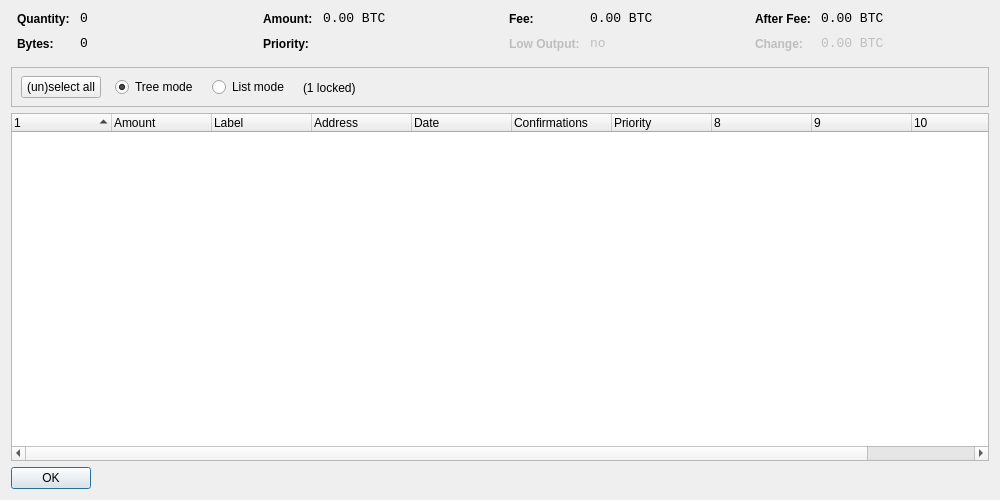
This is src/qt/forms/coincontroldialog.ui in Qcoin/qcoin as Qt 5 draws it before an edit. The edited form follows.
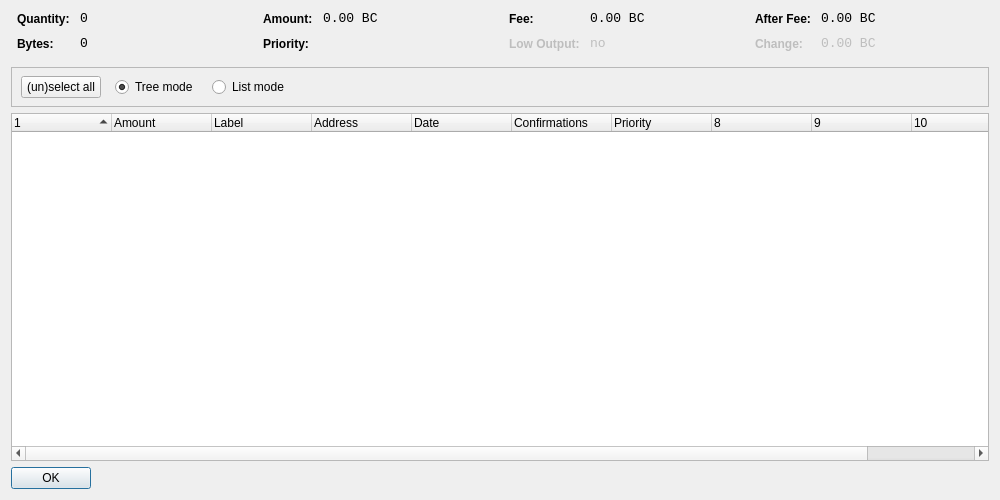
This is the edited form. Custom widgets are drawn as their Qt base class.

Diff of the .ui file:
```diff
--- a/src/qt/forms/coincontroldialog.ui
+++ b/src/qt/forms/coincontroldialog.ui
@@ -141,7 +141,7 @@
           <enum>Qt::ActionsContextMenu</enum>
          </property>
          <property name="text">
-          <string notr="true">0.00 BTC</string>
+          <string>0.00 BC</string>
          </property>
          <property name="textInteractionFlags">
           <set>Qt::LinksAccessibleByMouse|Qt::TextSelectableByKeyboard|Qt::TextSelectableByMouse</set>
@@ -221,7 +221,7 @@
           <enum>Qt::ActionsContextMenu</enum>
          </property>
          <property name="text">
-          <string notr="true">0.00 BTC</string>
+          <string>0.00 BC</string>
          </property>
          <property name="textInteractionFlags">
           <set>Qt::LinksAccessibleByMouse|Qt::TextSelectableByKeyboard|Qt::TextSelectableByMouse</set>
@@ -307,7 +307,7 @@
           <enum>Qt::ActionsContextMenu</enum>
          </property>
          <property name="text">
-          <string notr="true">0.00 BTC</string>
+          <string>0.00 BC</string>
          </property>
          <property name="textInteractionFlags">
           <set>Qt::LinksAccessibleByMouse|Qt::TextSelectableByKeyboard|Qt::TextSelectableByMouse</set>
@@ -345,7 +345,7 @@
           <enum>Qt::ActionsContextMenu</enum>
          </property>
          <property name="text">
-          <string notr="true">0.00 BTC</string>
+          <string>0.00 BC</string>
          </property>
          <property name="textInteractionFlags">
           <set>Qt::LinksAccessibleByMouse|Qt::TextSelectableByKeyboard|Qt::TextSelectableByMouse</set>
@@ -425,13 +425,6 @@
          </property>
         </widget>
        </item>
-       <item>
-        <widget class="QLabel" name="labelLocked">
-         <property name="text">
-          <string>(1 locked)</string>
-         </property>
-        </widget>
-       </item>
        <item>
         <spacer name="horizontalSpacer">
          <property name="orientation">
```
Left out of the diff: 6 changed lines with no effect on the pictures.
